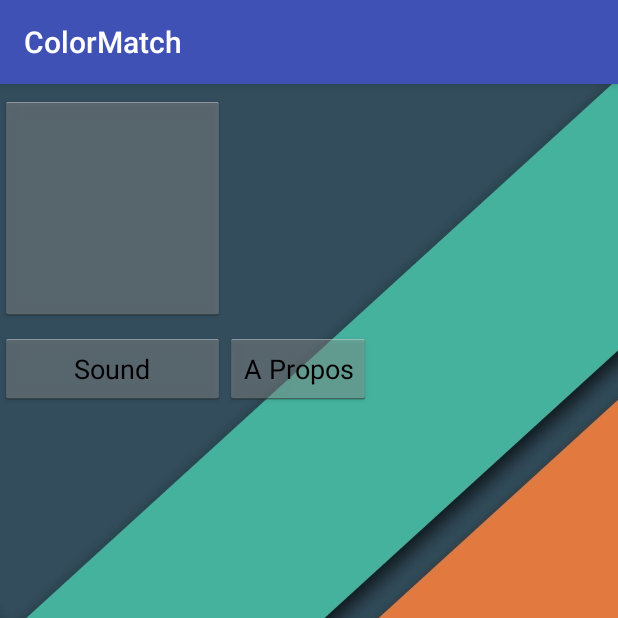
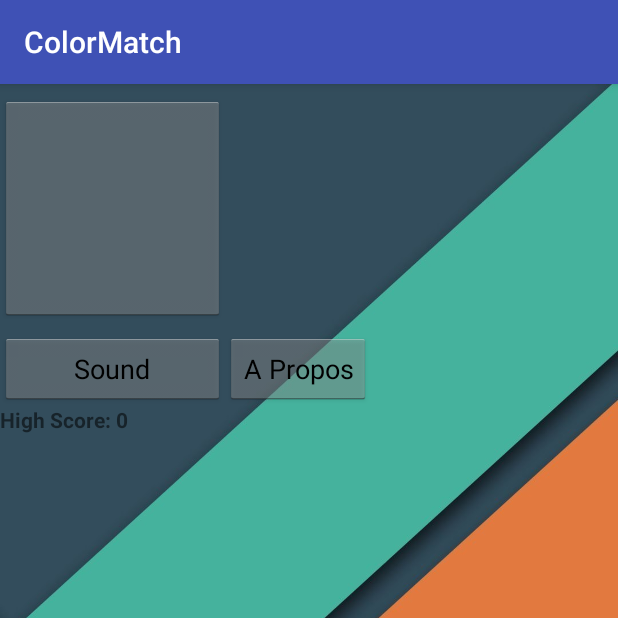
Before and after one commit to Juniior77/ColorMatch, an Android app: the screen it shows after launch (MainActivity), on a phone screen of 412 x 824 dp, the top half of it. Run offline under Robolectric (Android 15) with nearby library versions, the phone set to English and light mode, and no system bars.

Commit message:
Timer + Debut Persistence
Timer -> OK
Persistence OK pour le Score
Etude pour stocker tableau a deux dimensions dans un string

```diff
--- a/app/src/main/java/pariseight/colormatch/ColorMatchActivity.java
+++ b/app/src/main/java/pariseight/colormatch/ColorMatchActivity.java
@@ -1,7 +1,6 @@
 package pariseight.colormatch;
 
 import android.app.Activity;
-import android.support.v7.app.AppCompatActivity;
 import android.view.View;
 import android.os.Bundle;
 
@@ -26,4 +25,8 @@ public class ColorMatchActivity extends Activity {
         mColorMatchView.initparameters(sound);
     }
 
+    @Override
+    protected void onPause() {
+        super.onPause();
+    }
 }
--- a/app/src/main/java/pariseight/colormatch/MainActivity.java
+++ b/app/src/main/java/pariseight/colormatch/MainActivity.java
@@ -1,36 +1,43 @@
 package pariseight.colormatch;
 
-import android.app.Activity;
-import android.content.Context;
 import android.content.DialogInterface;
 import android.content.Intent;
-import android.os.CountDownTimer;
+import android.content.SharedPreferences;
 import android.support.v7.app.AlertDialog;
 import android.support.v7.app.AppCompatActivity;
 import android.os.Bundle;
-import android.text.style.EasyEditSpan;
-import android.util.DisplayMetrics;
 import android.view.View;
 import android.widget.Button;
 import android.widget.TextView;
-
-import org.w3c.dom.Text;
 
 public class MainActivity extends AppCompatActivity {
 
     Button ButtonPlay;
     Button ButtonSound;
     Button ButtonAPropos;
+    TextView TextHighScore;
+
     public boolean sound = true;
-    private ColorMatchView mColorMatchView;
-    @Override
+    private int HighScore = 0;
+    private SharedPreferences mPref;
+
     protected void onCreate(Bundle savedInstanceState) {
+
         super.onCreate(savedInstanceState);
         setContentView(R.layout.main);
 
         ButtonPlay = (Button)findViewById(R.id.bPlay);
         ButtonSound = (Button)findViewById(R.id.bSound);
         ButtonAPropos = (Button)findViewById(R.id.bAPropos);
+        TextHighScore = (TextView)findViewById(R.id.textView6);
+
+        mPref = getBaseContext().getSharedPreferences(String.valueOf(R.string.MY_PREF), MODE_PRIVATE);
+        if(mPref.contains(String.valueOf(R.string.HIGH_SCORE)))
+        {
+            HighScore = mPref.getInt(String.valueOf(R.string.HIGH_SCORE), 0);
+        }
+
+        TextHighScore.setText("High Score: " + HighScore);
 
         ButtonPlay.setOnClickListener(new View.OnClickListener() {
             @Override
@@ -75,6 +82,15 @@ public class MainActivity extends AppCompatActivity {
                 startActivity(new Intent(MainActivity.this,popAPropos.class));
             }
         });
+    }
 
+    @Override
+    protected void onResume() {
+        super.onResume();
+        if(mPref.contains(String.valueOf(R.string.HIGH_SCORE)))
+        {
+            HighScore = mPref.getInt(String.valueOf(R.string.HIGH_SCORE), 0);
+        }
+        TextHighScore.setText("High Score: " + HighScore);
     }
 }
--- a/app/src/main/res/layout/main.xml
+++ b/app/src/main/res/layout/main.xml
@@ -38,8 +38,19 @@
         android:text="@string/A_PROPOS"
         android:id="@+id/bAPropos"
         style="@android:style/Widget.Holo.Light.Button.Inset" />
-</TableRow>
 
+    </TableRow>
+
+    <TableRow>
+
+        <TextView
+            android:text="TextView"
+            android:layout_width="wrap_content"
+            android:layout_height="wrap_content"
+            android:id="@+id/textView6"
+            android:textStyle="bold" />
+
+    </TableRow>
 
 
 </TableLayout>
--- a/app/src/main/res/values/strings.xml
+++ b/app/src/main/res/values/strings.xml
@@ -4,4 +4,6 @@
     <string name="SOUND">Sound</string>
     <string name="A_PROPOS">A Propos</string>
     <string name="a_propos">A Propos:</string>
+    <string name="MY_PREF">PREF_COLOR_MATCH</string>
+    <string name="HIGH_SCORE">KEY_HIGH_SCORE</string>
 </resources>
```
Also changed, not shown: app/src/main/java/pariseight/colormatch/ColorMatchView.java (+94 -29 lines), app/src/main/res/drawable/gameover.png (added).
